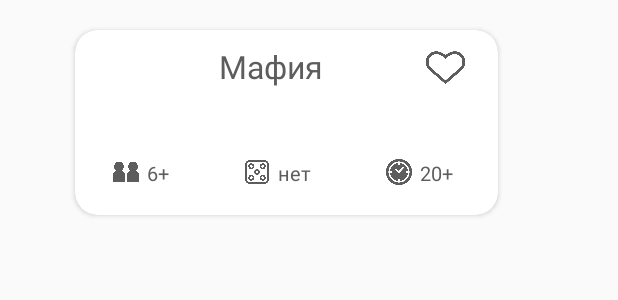
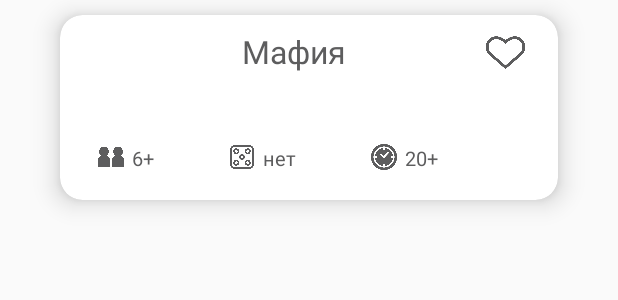
Before and after one commit to sssksmotri/proekt_kartochki, an Android app: the layout single_card.xml on its own in the app's theme, with its tools: preview values and no code run, on a phone screen of 412 x 824 dp. Shown: the top 300 px of the screen. Run offline under Robolectric (Android 15) with nearby library versions, the light colour scheme and no system bars.

Commit message:
Добавил вывод из бд карточек!

```diff
--- a/app/build.gradle.kts
+++ b/app/build.gradle.kts
@@ -44,8 +44,7 @@ dependencies {
     implementation(libs.androidx.activity)
     implementation(libs.androidx.constraintlayout)
     implementation(libs.firebase.database)
-    implementation(libs.firebase.storage)
-    implementation(libs.firebase.auth)
+    implementation("com.github.bumptech.glide:glide:4.16.0")
     testImplementation(libs.junit)
     androidTestImplementation(libs.androidx.junit)
     androidTestImplementation(libs.androidx.espresso.core)
--- a/app/src/main/AndroidManifest.xml
+++ b/app/src/main/AndroidManifest.xml
@@ -1,7 +1,9 @@
 <?xml version="1.0" encoding="utf-8"?>
 <manifest xmlns:android="http://schemas.android.com/apk/res/android"
     xmlns:tools="http://schemas.android.com/tools">
-
+    <uses-permission android:name="android.permission.READ_EXTERNAL_STORAGE" />
+    <uses-permission android:name="android.permission.SOME_PERMISSION" />
+    <uses-permission android:name="android.permission.INTERNET" />
     <application
         android:allowBackup="true"
         android:dataExtractionRules="@xml/data_extraction_rules"
--- a/app/src/main/res/layout/single_card.xml
+++ b/app/src/main/res/layout/single_card.xml
@@ -5,33 +5,30 @@
     android:layout_width="match_parent"
     android:layout_height="match_parent">
 
-
     <androidx.cardview.widget.CardView
         android:id="@+id/cardView1"
         android:layout_width="0dp"
         android:layout_height="wrap_content"
-        android:layout_marginStart="50dp"
-        android:layout_marginVertical="20dp"
-        android:layout_marginEnd="80dp"
+        android:layout_marginStart="40dp"
+        android:layout_marginEnd="40dp"
         android:background="#F3F1F1"
+        android:layout_marginVertical="10dp"
+        android:layout_marginBottom="30dp"
         app:cardCornerRadius="15dp"
         app:layout_constraintStart_toStartOf="parent"
         app:layout_constraintTop_toTopOf="parent"
         app:layout_constraintEnd_toEndOf="parent"
-        android:outlineAmbientShadowColor="@color/black">
+        app:cardElevation="10dp">
 
         <LinearLayout
             android:layout_width="match_parent"
-            android:layout_height="wrap_content"
+            android:layout_height="match_parent"
             android:orientation="vertical"
-            app:layout_constraintBottom_toBottomOf="parent"
             tools:layout_editor_absoluteX="16dp">
 
             <FrameLayout
                 android:layout_width="match_parent"
-                android:layout_height="wrap_content"
-
-                >
+                android:layout_height="match_parent">
                 <ImageView
                     android:id="@+id/image_card"
                     android:layout_width="66dp"
@@ -52,8 +49,6 @@
                     android:textColor="#5D5D5E"
                     android:text="Мафия"/>
 
-
-
                 <ImageView
                     android:id="@+id/like_button"
                     android:layout_width="30dp"
@@ -63,6 +58,7 @@
                     android:layout_marginVertical="10dp"
                     android:src="@drawable/menu_like" />
             </FrameLayout>
+
             <LinearLayout
                 android:layout_width="match_parent"
                 android:layout_height="wrap_content"
```
Also changed, not shown: app/src/main/java/com/example/kartochki/MainActivity.kt (+65 -0 lines), app/src/main/java/com/example/kartochki/Models/Card.kt (added, +11 -0 lines), app/src/main/res/layout/activity_main.xml (+22 -1 lines). Lines whose indentation alone changed are shown as unchanged.
